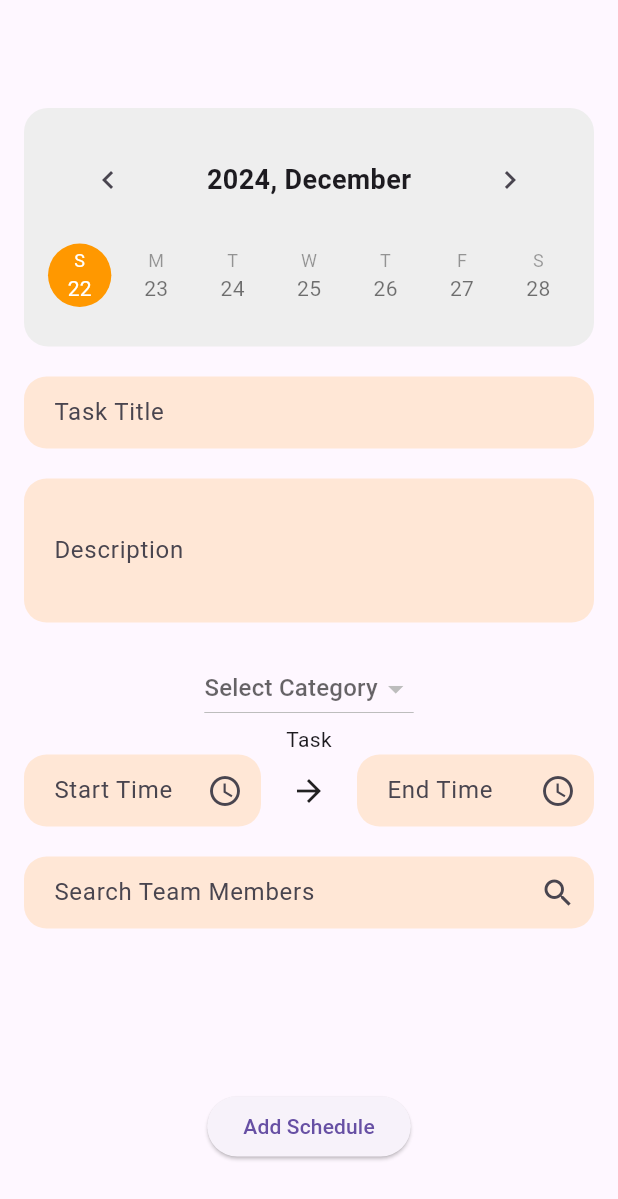
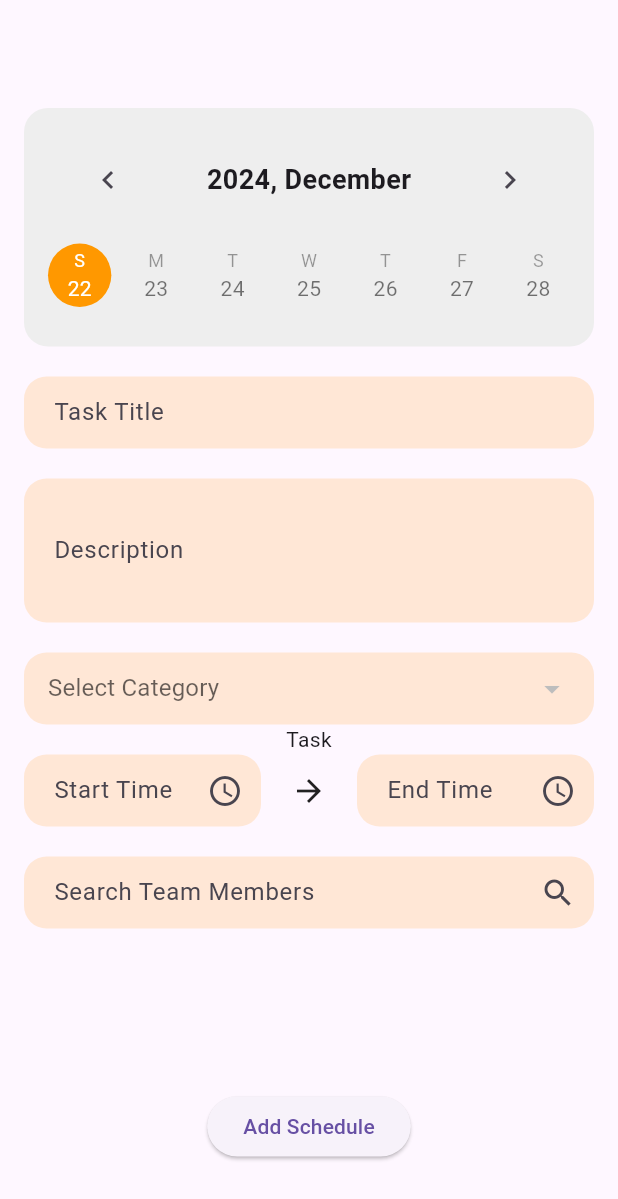
Before and after one commit to eunchae2000/TaskManagement-Flutter, a Flutter app: the AddScheduleScreen screen opened directly, on a phone screen of 412 x 824 dp. Shown: the top 1199 px of the screen. Run offline on Flutter 3.47's test engine with Material 3 defaults, Android fonts, the phone set to English and light mode, and no system bars; our stand-ins replace shared_preferences; accounts and stored records are empty; network calls fail.

Commit message:
update: category / dropdown 수정

```diff
--- a/lib/screens/add_schedule_screen.dart
+++ b/lib/screens/add_schedule_screen.dart
@@ -350,22 +350,39 @@ class _AddScheduleScreenState extends State<AddScheduleScreen> {
               maxLines: 3,
             ),
             SizedBox(height: 20),
-            DropdownButton<int>(
-              hint: Text('Select Category'),
+            Container(
+              width: double.infinity,
+              padding: EdgeInsets.symmetric(horizontal: 16.0),
+              decoration: BoxDecoration(
+                color: Color(0xffffe7d6),
+                borderRadius: BorderRadius.circular(15),
+              ),
+              child: DropdownButton<int>(
+                hint: Text(
+                  'Select Category',
+                  style: TextStyle(fontWeight: FontWeight.normal),
+                ),
                 value: selectedCategoryId,
                 onChanged: (int? newValue) {
                   setState(() {
                     selectedCategoryId = newValue;
-                  selectedCategoryName = categories
-                      .firstWhere((category) => category['categorie_id'] == newValue)['categorie_name'];
+                    selectedCategoryName = categories.firstWhere((category) =>
+                        category['categorie_id'] == newValue)['categorie_name'];
                   });
                 },
+                isExpanded: true,
+                underline: SizedBox.shrink(),
                 items: categories.map((category) {
                   return DropdownMenuItem<int>(
                       value: category['categorie_id'],
-                  child: Text(category['categorie_name']),
-                );
+                      child: Container(
+                        child: Text(
+                          category['categorie_name'],
+                          style: TextStyle(fontWeight: FontWeight.normal),
+                        ),
+                      ));
                 }).toList(),
+              ),
             ),
             Text("Task"),
             Row(
```
Also changed, not shown: lib/widgets/member_picker.dart (added, +56 -0 lines), lib/widgets/time_selector.dart (added, +56 -0 lines). Lines whose indentation alone changed are shown as unchanged.
